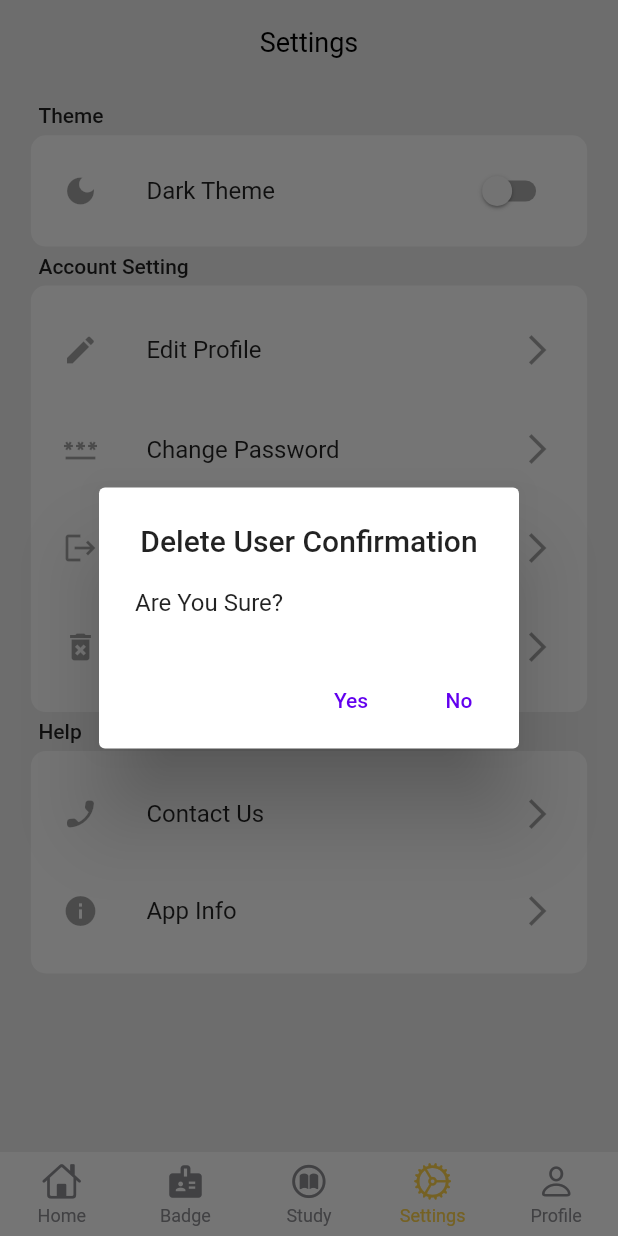
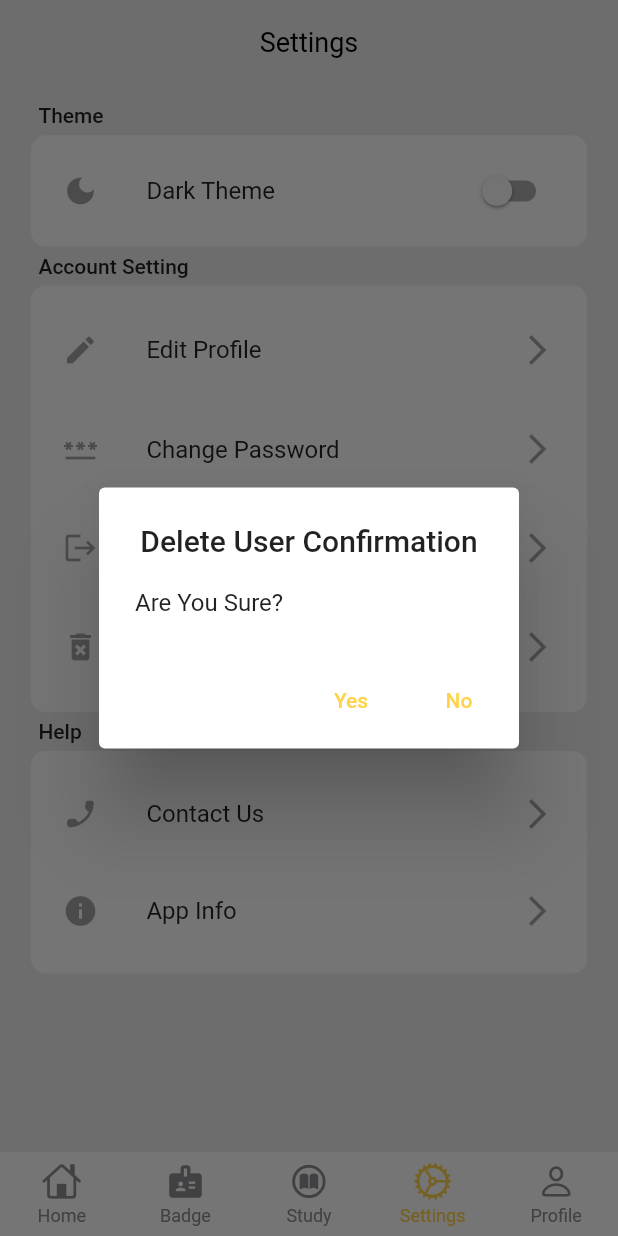
Before and after one commit to Mobile-Apps-Unpak/TA-Mobpro, a Flutter app: the screen it shows once a user with an empty profile is signed in, item 4 of the bottom bar chosen, after a tap on "Delete Account", on a phone screen of 412 x 824 dp. Run offline on Flutter 3.47's test engine with Material 2 defaults, Android fonts, the phone set to English and light mode, and no system bars; drawn by our look-alikes of persistent_bottom_nav_bar_v2; our stand-ins replace cloud_firestore, firebase_auth, firebase_core, percent_indicator, webview_flutter; missing offline and left inert: dart:ffi; accounts and stored records are empty.

Commit message:
change color on some detail

```diff
--- a/mobile/lib/provider/theme_provider.dart
+++ b/mobile/lib/provider/theme_provider.dart
@@ -41,6 +41,7 @@ class MyThemes {
           color: Color(0xffffd44c),
         ),
       ),
+      prefixIconColor: Color(0xffffd44c),
     ),
     textSelectionTheme: const TextSelectionThemeData(
       cursorColor: Color(0xffffd44c),
@@ -51,6 +52,15 @@ class MyThemes {
       style: ElevatedButton.styleFrom(
         onPrimary: Colors.white,
       ),
+    ),
+    snackBarTheme: const SnackBarThemeData(
+      backgroundColor: Color.fromARGB(255, 29, 29, 29),
+      contentTextStyle: TextStyle(
+        color: Colors.white,
+      ),
+    ),
+    progressIndicatorTheme: const ProgressIndicatorThemeData(
+      color: Color(0xffffd44c),
     ),
   );
 
@@ -82,5 +92,8 @@ class MyThemes {
         onPrimary: Colors.black,
       ),
     ),
+    progressIndicatorTheme: const ProgressIndicatorThemeData(
+      color: Color(0xffffd44c),
+    ),
   );
 }
--- a/mobile/lib/screen/badge.dart
+++ b/mobile/lib/screen/badge.dart
@@ -140,7 +140,11 @@ class _BadgeState extends State<Badge> {
                           .toList());
                 }
               } else {
-                return const Center(child: CircularProgressIndicator());
+                return Center(
+                  child: CircularProgressIndicator(
+                    color: Theme.of(context).iconTheme.color,
+                  ),
+                );
               }
             },
           ),
--- a/mobile/lib/screen/login_page.dart
+++ b/mobile/lib/screen/login_page.dart
@@ -68,7 +68,7 @@ class _LoginPageState extends State<LoginPage> {
                             ),
                             focusedBorder: OutlineInputBorder(
                               borderRadius: BorderRadius.circular(30),
-                              borderSide: BorderSide(
+                              borderSide: const BorderSide(
                                 color: Color(0xffffd44c),
                               ),
                             ),
@@ -93,7 +93,7 @@ class _LoginPageState extends State<LoginPage> {
                             ),
                             focusedBorder: OutlineInputBorder(
                               borderRadius: BorderRadius.circular(30),
-                              borderSide: BorderSide(
+                              borderSide: const BorderSide(
                                 color: Color(0xffffd44c),
                               ),
                             ),
@@ -106,7 +106,7 @@ class _LoginPageState extends State<LoginPage> {
                   AbsorbPointer(
                     absorbing: !_enableAbsorb,
                     child: ElevatedButton(
-                      child: Text(
+                      child: const Text(
                         "LOG IN",
                         style: TextStyle(fontWeight: FontWeight.w300),
                       ),
--- a/mobile/lib/screen/mainpage_screen/settings.dart
+++ b/mobile/lib/screen/mainpage_screen/settings.dart
@@ -115,10 +115,22 @@ class _SettingsState extends State<Settings> {
                                   ),
                                 );
                               },
-                                child: const Text('Yes')),
+                              child: const Text(
+                                'Yes',
+                                style: TextStyle(
+                                  color: Color(0xffffd44c),
+                                ),
+                              ),
+                            ),
                             TextButton(
                               onPressed: () => Navigator.pop(context, "No"),
-                                child: const Text('No')),
+                              child: const Text(
+                                'No',
+                                style: TextStyle(
+                                  color: Color(0xffffd44c),
+                                ),
+                              ),
+                            ),
                           ],
                         ),
                       );
```
Also changed, not shown: mobile/lib/screen/mainpage_screen/study.dart (+4 -4 lines), mobile/lib/screen/regist_page.dart (+6 -6 lines). Lines whose indentation alone changed are shown as unchanged.
